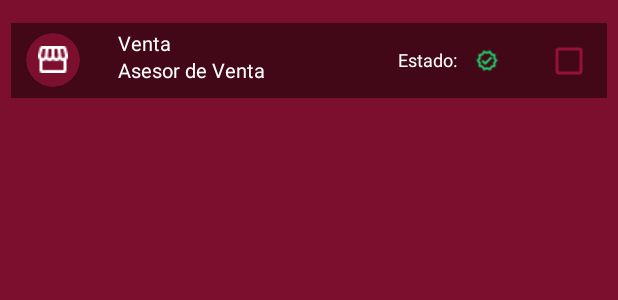
After one commit to hagi-dev/AppControlPersonal, an Android app: the layout lista_tipo_trabajador_desing.xml on its own in the app's theme, with its tools: preview values and no code run, on a phone screen of 412 x 824 dp. The commit adds this screen. Shown: the top 300 px of the screen. Run offline under Robolectric (Android 15) with nearby library versions, the phone set to English and light mode, and no system bars.

Commit message:
avance tipo trabajador

```diff
--- a/app/src/main/java/com/example/appcontrolpersonal/MainActivity.java
+++ b/app/src/main/java/com/example/appcontrolpersonal/MainActivity.java
@@ -8,6 +8,6 @@ public class MainActivity extends AppCompatActivity {
     @Override
     protected void onCreate(Bundle savedInstanceState) {
         super.onCreate(savedInstanceState);
-        setContentView(R.layout.listas_personal_desing);
+        setContentView(R.layout.lista_tipo_trabajador_desing);
     }
 }
--- /dev/null
+++ b/app/src/main/res/layout/lista_tipo_trabajador_desing.xml
@@ -0,0 +1,110 @@
+<?xml version="1.0" encoding="utf-8"?>
+<LinearLayout xmlns:android="http://schemas.android.com/apk/res/android"
+    android:layout_width="match_parent"
+    android:layout_height="match_parent"
+    xmlns:app="http://schemas.android.com/apk/res-auto"
+    xmlns:tools="http://schemas.android.com/tools"
+    android:orientation="vertical"
+    android:background="#7D0F2E">
+
+    <LinearLayout
+        android:layout_width="397dp"
+        android:layout_height="50dp"
+        android:layout_marginTop="15dp"
+        android:layout_gravity="center"
+        android:background="#420818"
+        android:orientation="horizontal">
+
+        <androidx.cardview.widget.CardView
+            android:layout_margin="10dp"
+            app:cardCornerRadius="70dp"
+            app:cardElevation="1dp"
+            android:layout_width="36dp"
+            android:layout_height="36dp"
+            android:backgroundTint="#7D0F2E"
+            android:layout_marginLeft="15dp"
+            android:layout_gravity="center">
+
+            <ImageView
+                tools:ignore="ContentDescription"
+                android:layout_width="20dp"
+                android:layout_height="18dp"
+                android:layout_gravity="center"
+                android:src="@drawable/ventas"
+                app:tint="@color/white">
+            </ImageView>
+        </androidx.cardview.widget.CardView>
+
+        <LinearLayout
+            android:layout_width="174dp"
+            android:layout_height="50dp"
+            android:layout_gravity="center"
+            android:background="#420818"
+            android:orientation="vertical">
+            <TextView
+                android:layout_width="78dp"
+                android:layout_height="16dp"
+                android:layout_marginLeft="15dp"
+                android:fontFamily="sans-serif"
+                android:layout_marginTop="4dp"
+                android:text="Venta"
+                app:tint="@color/white"
+                android:textColor="@color/white"
+                android:textSize="13dp" />
+            <TextView
+                android:layout_width="154dp"
+                android:layout_height="16dp"
+                android:layout_marginLeft="15dp"
+                android:layout_marginTop="2dp"
+                android:fontFamily="sans-serif"
+                android:text="Asesor de Venta"
+                android:textColor="@color/white"
+                android:textSize="13dp" />
+
+        </LinearLayout>
+
+        <androidx.constraintlayout.widget.ConstraintLayout
+            android:layout_width="174dp"
+            android:layout_height="50dp"
+            android:layout_gravity="center"
+            android:background="#420818">
+
+            <TextView
+                android:layout_width="40dp"
+                android:layout_height="15dp"
+                android:layout_marginStart="28dp"
+                android:fontFamily="sans-serif"
+                android:text="Estado:"
+                android:textColor="@color/white"
+                android:textSize="12dp"
+                app:layout_constraintBottom_toBottomOf="parent"
+                app:layout_constraintStart_toStartOf="parent"
+                app:layout_constraintTop_toTopOf="parent"
+                app:layout_constraintVertical_bias="0.457" />
+
+            <ImageView
+                android:layout_width="20dp"
+                android:layout_height="15dp"
+                android:src="@drawable/verified"
+                app:layout_constraintBottom_toBottomOf="parent"
+                app:layout_constraintEnd_toEndOf="parent"
+                app:layout_constraintStart_toStartOf="parent"
+                app:layout_constraintTop_toTopOf="parent">
+
+            </ImageView>
+
+            <CheckBox
+                android:id="@+id/checkBox3"
+                android:layout_width="wrap_content"
+                android:layout_height="wrap_content"
+                android:layout_marginEnd="16dp"
+                android:background="#007D0F2E"
+                android:buttonTint="#961137"
+                android:checked="false"
+                android:gravity=""
+                app:layout_constraintBottom_toBottomOf="parent"
+                app:layout_constraintEnd_toEndOf="parent"
+                app:layout_constraintTop_toTopOf="parent" />
+        </androidx.constraintlayout.widget.ConstraintLayout>
+    </LinearLayout>
+</LinearLayout>
--- a/app/src/main/res/layout/listas_personal_desing.xml
+++ b/app/src/main/res/layout/listas_personal_desing.xml
@@ -20,7 +20,7 @@
             android:layout_height="40dp"
             android:layout_weight="1"
             android:layout_marginTop="5dp"
-        android:layout_marginLeft="5dp"
+            android:layout_marginLeft="8dp"
             android:src="@drawable/a"
             app:civ_border_color="#FCDC3C"
             app:civ_border_width="1dp"
```
Also changed, not shown: app/src/main/res/drawable/ventas.png (added), app/src/main/res/drawable/verified.png (added).
